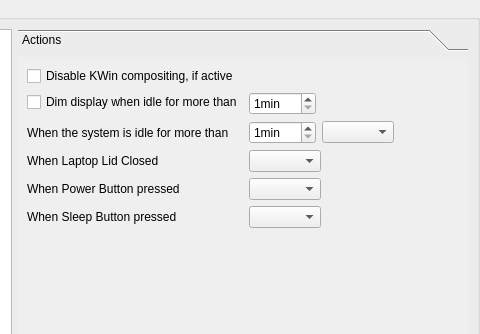
Before: the Qt Designer form kcmodule/profileEditPage.ui in KDE/powerdevil, drawn with Qt 5; both pictures show x 250 to 730 and y 0 to 334 of the 730 by 452 pixel window.
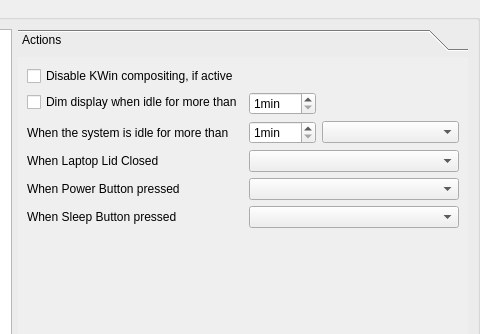
After: the same form once the commit is applied. Custom widgets are drawn as their Qt base class.

Commit message: Fixing some layout issues in comboboxes

The edit to the form file:
```diff
--- a/kcmodule/profileEditPage.ui
+++ b/kcmodule/profileEditPage.ui
@@ -145,6 +145,12 @@
                 </item>
                 <item>
                  <widget class="KComboBox" name="idleCombo" >
+                  <property name="sizePolicy" >
+                   <sizepolicy vsizetype="Fixed" hsizetype="MinimumExpanding" >
+                    <horstretch>0</horstretch>
+                    <verstretch>0</verstretch>
+                   </sizepolicy>
+                  </property>
                   <property name="maximumSize" >
                    <size>
                     <width>16777215</width>
@@ -170,6 +176,12 @@
               </item>
               <item row="4" column="1" >
                <widget class="KComboBox" name="laptopClosedCombo" >
+                <property name="sizePolicy" >
+                 <sizepolicy vsizetype="Fixed" hsizetype="MinimumExpanding" >
+                  <horstretch>0</horstretch>
+                  <verstretch>0</verstretch>
+                 </sizepolicy>
+                </property>
                 <property name="maximumSize" >
                  <size>
                   <width>16777215</width>
@@ -190,6 +202,12 @@
               </item>
               <item row="5" column="1" >
                <widget class="KComboBox" name="powerButtonCombo" >
+                <property name="sizePolicy" >
+                 <sizepolicy vsizetype="Fixed" hsizetype="MinimumExpanding" >
+                  <horstretch>0</horstretch>
+                  <verstretch>0</verstretch>
+                 </sizepolicy>
+                </property>
                 <property name="maximumSize" >
                  <size>
                   <width>16777215</width>
@@ -207,6 +225,12 @@
               </item>
               <item row="6" column="1" >
                <widget class="KComboBox" name="sleepButtonCombo" >
+                <property name="sizePolicy" >
+                 <sizepolicy vsizetype="Fixed" hsizetype="MinimumExpanding" >
+                  <horstretch>0</horstretch>
+                  <verstretch>0</verstretch>
+                 </sizepolicy>
+                </property>
                 <property name="maximumSize" >
                  <size>
                   <width>16777215</width>
```
Left out of the diff: 12 changed lines with no effect on the pictures.
